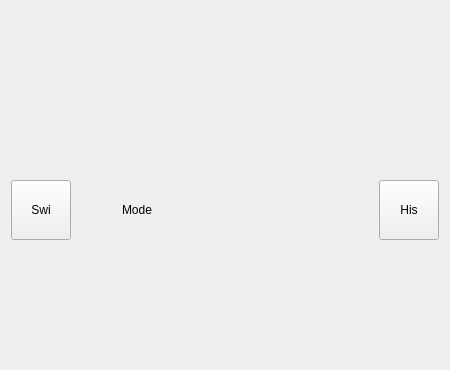
Before: the Qt Designer form Dual-Mode-Calculator/DualModeCalculator.ui in Robert-Lu/Dual-Mode-Calculator, drawn with Qt 5; both pictures show x 0 to 450 and y 0 to 370 of the 450 by 700 pixel window.
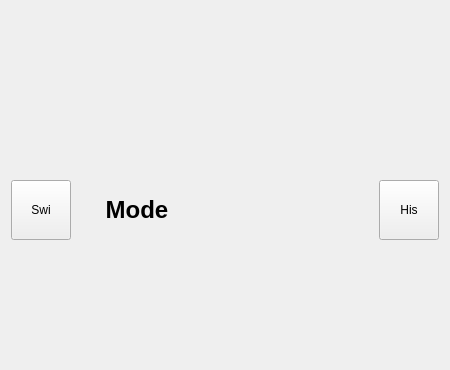
After: the same form once the commit is applied.

Commit message: todo = pro mode

```diff
--- a/Dual-Mode-Calculator/DualModeCalculator.ui
+++ b/Dual-Mode-Calculator/DualModeCalculator.ui
@@ -50,6 +50,13 @@
           <height>60</height>
          </size>
         </property>
+        <property name="font">
+         <font>
+          <pointsize>18</pointsize>
+          <weight>75</weight>
+          <bold>true</bold>
+         </font>
+        </property>
         <property name="text">
          <string>Mode</string>
         </property>
```
Left out of the diff: 3 changed lines with no effect on the pictures. The commit also changes 15 other files.
